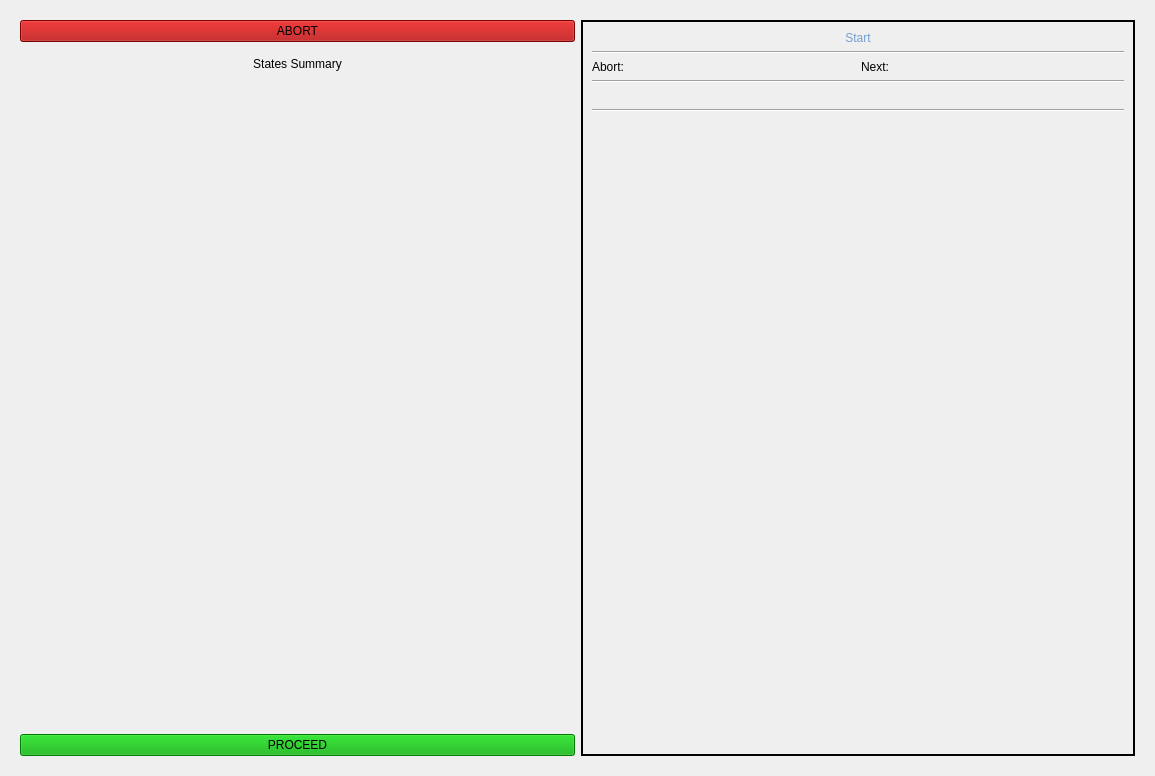
Old version of the form src/L4/ui/State.ui in the repository vedangnaik/Carina-mirror.
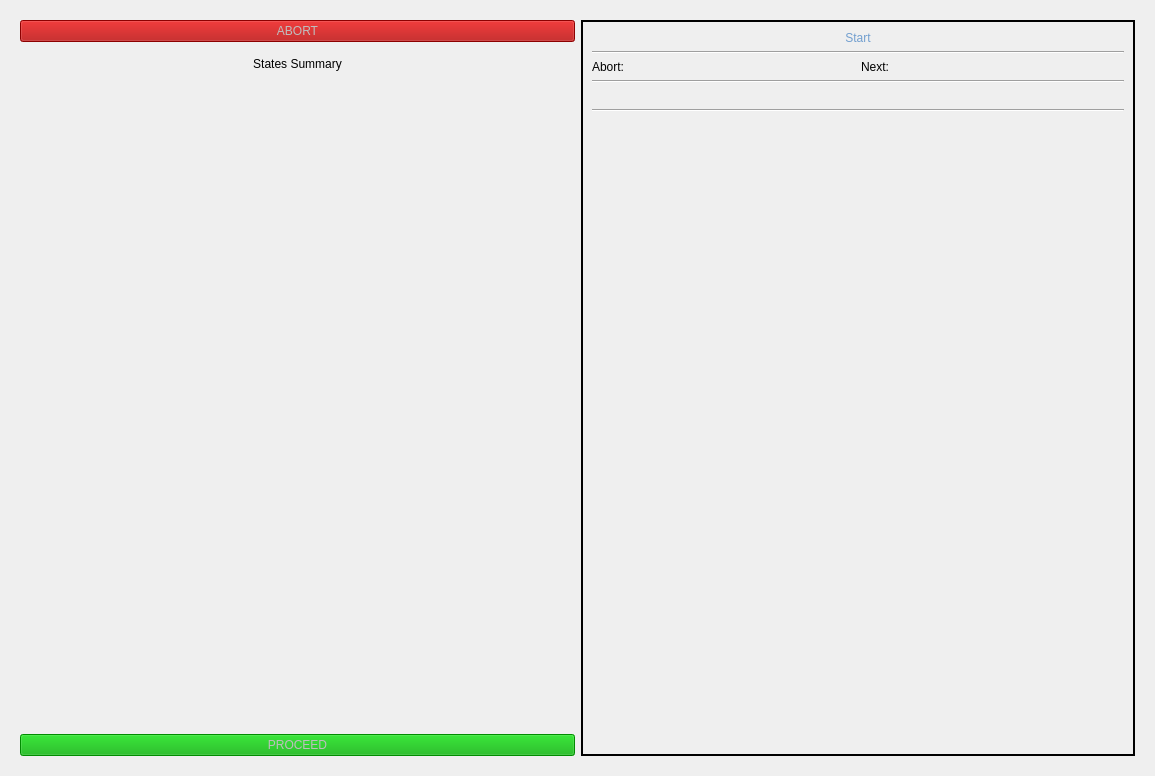
New version of the form.

Commit message: Added check for non-configured DAQ devices, disabled proceed and abort buttons

What changed in the file:
```diff
--- a/src/L4/ui/State.ui
+++ b/src/L4/ui/State.ui
@@ -32,6 +32,9 @@
          <layout class="QVBoxLayout" name="verticalLayout_3">
           <item>
            <widget class="QPushButton" name="abortButton">
+            <property name="enabled">
+             <bool>false</bool>
+            </property>
             <property name="sizePolicy">
              <sizepolicy hsizetype="Minimum" vsizetype="Fixed">
               <horstretch>0</horstretch>
@@ -120,6 +123,9 @@
           </item>
           <item>
            <widget class="QPushButton" name="proceedButton">
+            <property name="enabled">
+             <bool>false</bool>
+            </property>
             <property name="sizePolicy">
              <sizepolicy hsizetype="Minimum" vsizetype="Fixed">
               <horstretch>0</horstretch>
```
Left out of the diff: 2 changed lines with no effect on the pictures. The commit also changes 1 other file.
